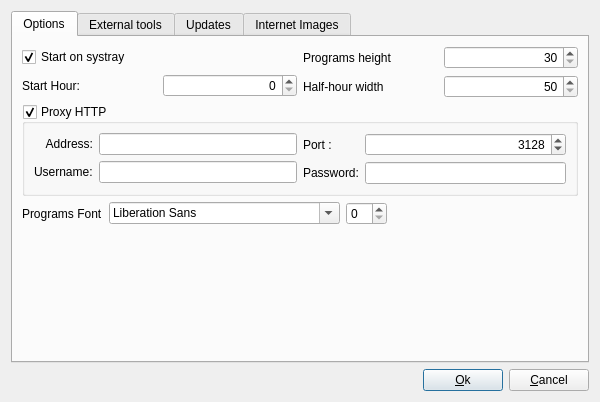
Before: the Qt Designer form ui/config.ui in jlbrd/qmagneto, drawn with Qt 5.
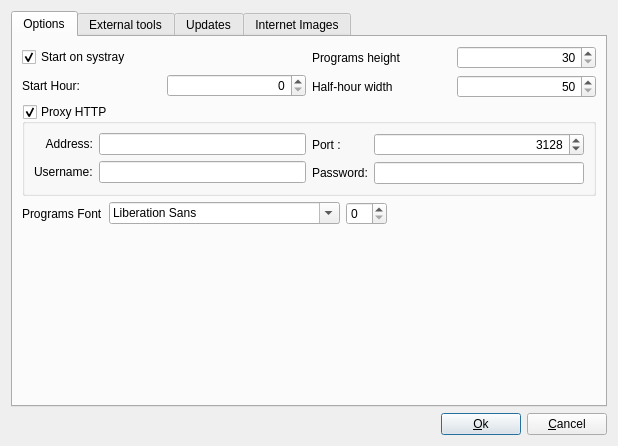
After: the same form once the commit is applied. Icons and pictures are not drawn.

Commit message: - The view is now as 24 hours - Optional option to show the thumbnail expanded

```diff
--- a/ui/config.ui
+++ b/ui/config.ui
@@ -6,8 +6,8 @@
    <rect>
     <x>0</x>
     <y>0</y>
-    <width>600</width>
-    <height>395</height>
+    <width>618</width>
+    <height>446</height>
    </rect>
   </property>
   <property name="windowTitle">
@@ -54,12 +54,10 @@
       <attribute name="title">
        <string>Options</string>
       </attribute>
-      <layout class="QGridLayout" name="gridLayout_15">
+      <layout class="QGridLayout" name="gridLayout_20">
        <item row="0" column="0">
-        <layout class="QHBoxLayout" name="horizontalLayout_6">
-         <item>
-          <layout class="QVBoxLayout" name="verticalLayout">
-           <item>
+        <layout class="QGridLayout" name="gridLayout_19">
+         <item row="0" column="0">
             <widget class="QCheckBox" name="systrayStarts">
              <property name="text">
               <string>Start on systray</string>
@@ -69,7 +67,7 @@
              </property>
             </widget>
            </item>
-           <item>
+         <item row="1" column="0">
             <layout class="QHBoxLayout" name="horizontalLayout_2">
              <item>
               <widget class="QLabel" name="label">
@@ -101,29 +99,18 @@
            </item>
           </layout>
          </item>
+       <item row="0" column="1">
+        <layout class="QVBoxLayout" name="verticalLayout_2">
          <item>
-          <layout class="QHBoxLayout" name="horizontalLayout_5">
-           <item>
-            <layout class="QVBoxLayout" name="verticalLayout_5">
-             <item>
+          <layout class="QGridLayout" name="gridLayout_15">
+           <item row="0" column="0">
               <widget class="QLabel" name="label_2">
                <property name="text">
                 <string>Programs height</string>
                </property>
               </widget>
              </item>
-             <item>
-              <widget class="QLabel" name="label_3">
-               <property name="text">
-                <string>Half-hour width</string>
-               </property>
-              </widget>
-             </item>
-            </layout>
-           </item>
-           <item>
-            <layout class="QVBoxLayout" name="verticalLayout_2">
-             <item>
+           <item row="0" column="1">
               <widget class="QSpinBox" name="programHeight">
                <property name="sizePolicy">
                 <sizepolicy hsizetype="Preferred" vsizetype="Fixed">
@@ -142,7 +129,14 @@
                </property>
               </widget>
              </item>
-             <item>
+           <item row="1" column="0">
+            <widget class="QLabel" name="label_3">
+             <property name="text">
+              <string>Half-hour width</string>
+             </property>
+            </widget>
+           </item>
+           <item row="1" column="1">
               <widget class="QSpinBox" name="programWidth">
                <property name="sizePolicy">
                 <sizepolicy hsizetype="Preferred" vsizetype="Fixed">
@@ -165,9 +159,7 @@
            </item>
           </layout>
          </item>
-        </layout>
-       </item>
-       <item row="1" column="0">
+       <item row="1" column="0" colspan="2">
         <widget class="QGroupBox" name="proxyEnabled">
          <property name="title">
           <string>Proxy HTTP</string>
@@ -283,7 +275,7 @@
          </layout>
         </widget>
        </item>
-       <item row="2" column="0">
+       <item row="2" column="0" colspan="2">
         <layout class="QHBoxLayout" name="horizontalLayout_8">
          <item>
           <widget class="QLabel" name="label_15">
```
Left out of the diff: 10 changed lines with no effect on the pictures. Lines whose indentation alone changed are shown as unchanged. The commit also changes 11 other files.
